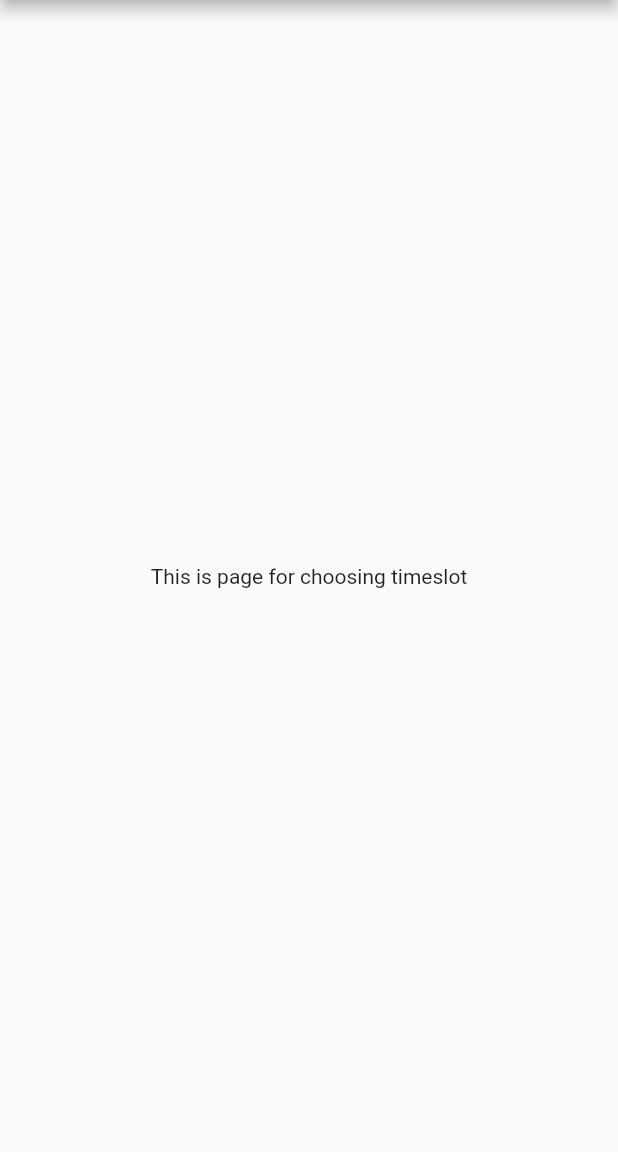
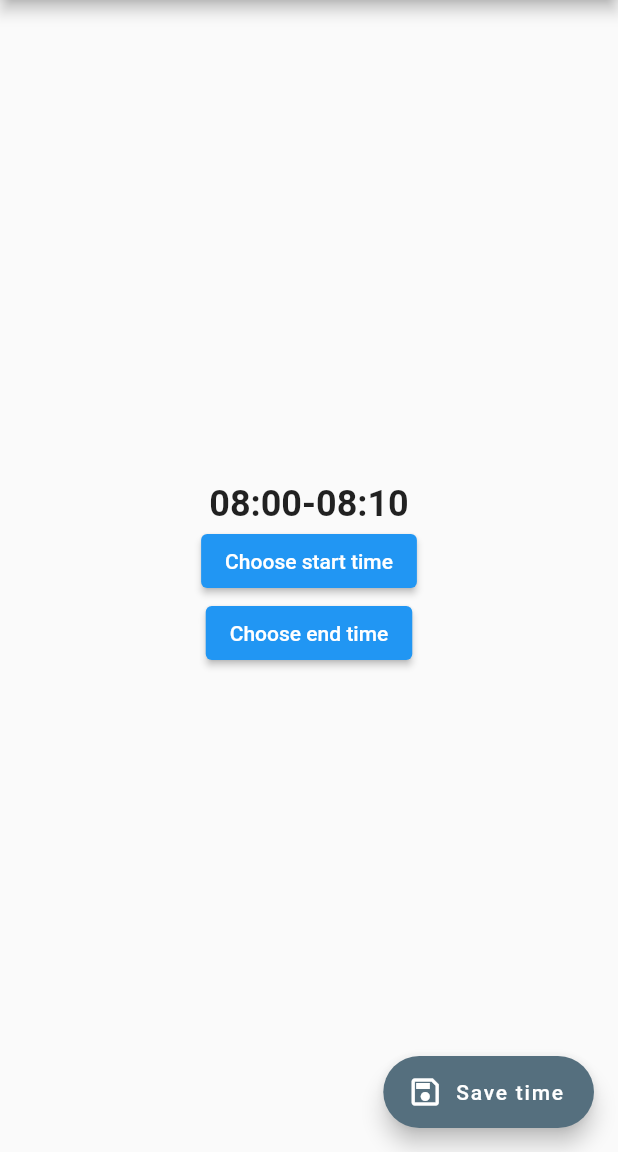
Before and after one commit to PovestkiNetAFlutterYest/smart_dorm, a Flutter app: the AddShowerTimeslotPage screen opened directly, on a phone screen of 412 x 824 dp, the part 84-1236 px from its top. Run offline on Flutter 3.47's test engine with Material 2 defaults, Android fonts, the phone set to English and light mode, and no system bars; our stand-ins replace cloud_firestore, firebase_core, flutter_bloc, google_sign_in, hive; accounts and stored records are empty.

Commit message:
shower timpicker view

```diff
--- a/lib/main.dart
+++ b/lib/main.dart
@@ -74,9 +74,9 @@ class _AppHomeState extends State<AppHome> {
       ],
       child: BlocBuilder<AuthBloc, AuthState>(
         builder: (context, state) {
-          if (state is AuthEmptyState || state is LoginFailedState) {
+          if ((state is AuthEmptyState || state is LoginFailedState) && false) {
             return const AuthPage();
-          } else if (state is LoginSuccessState) {
+          } else if (state is LoginSuccessState || true) {
             Widget currentView = getCurrentWidget();
             return Scaffold(
               body: currentView,
--- a/lib/shower_timetable/widgets/add_timeslot.dart
+++ b/lib/shower_timetable/widgets/add_timeslot.dart
@@ -1,3 +1,5 @@
+// ignore_for_file: unnecessary_brace_in_string_interps
+
 import 'package:flutter/material.dart';
 
 class AddShowerTimeslotPage extends StatefulWidget {
@@ -8,18 +10,63 @@ class AddShowerTimeslotPage extends StatefulWidget {
 }
 
 class _ShowerWidgetState extends State<AddShowerTimeslotPage> {
-  TimeOfDay startSlotTime = const TimeOfDay(hour: 8, minute: 0);
-  TimeOfDay endSlotTime = const TimeOfDay(hour: 8, minute: 10);
+  TimeOfDay chosenStartSlotTime = const TimeOfDay(hour: 8, minute: 0);
+  TimeOfDay chosenEndSlotTime = const TimeOfDay(hour: 8, minute: 10);
 
   @override
   Widget build(BuildContext context) {
+    handleStartTimeChange() async {
+      TimeOfDay? startSlotTime = await showTimePicker(
+          context: context, initialTime: chosenStartSlotTime);
+      if (startSlotTime == null) return;
+      setState(() {
+        chosenStartSlotTime = startSlotTime;
+      });
+    }
+
+    handleEndTimeChange() async {
+      TimeOfDay? endSlotTime = await showTimePicker(
+          context: context, initialTime: chosenEndSlotTime);
+      if (endSlotTime == null) return;
+      setState(() {
+        chosenEndSlotTime = endSlotTime;
+      });
+    }
+
+    final startHours = chosenStartSlotTime.hour.toString().padLeft(2, '0');
+    final startMinutes = chosenStartSlotTime.minute.toString().padLeft(2, '0');
+    final endHours = chosenEndSlotTime.hour.toString().padLeft(2, '0');
+    final endMinutes = chosenEndSlotTime.minute.toString().padLeft(2, '0');
+
     return Scaffold(
       appBar: AppBar(
         title: const Text("Shower timeslots"),
       ),
-      body: const Center(
-        child: Text("This is page for choosing timeslot"),
-      ),
+      body: Center(
+          child: Column(
+        mainAxisAlignment: MainAxisAlignment.center,
+        children: [
+          Text(
+            '${startHours}:${startMinutes}-${endHours}:${endMinutes}',
+            style: const TextStyle(fontWeight: FontWeight.bold, fontSize: 24),
+          ),
+          ElevatedButton(
+            onPressed: handleStartTimeChange,
+            child: const Text('Choose start time'),
+          ),
+          ElevatedButton(
+            onPressed: handleEndTimeChange,
+            child: const Text('Choose end time'),
+          )
+        ],
+      )),
+      floatingActionButton: FloatingActionButton.extended(
+          onPressed: () {
+            // Add your onPressed code here!
+          },
+          label: const Text('Save time'),
+          icon: const Icon(Icons.save_outlined),
+          backgroundColor: Color.fromARGB(255, 85, 111, 126)),
     );
   }
 }
```
